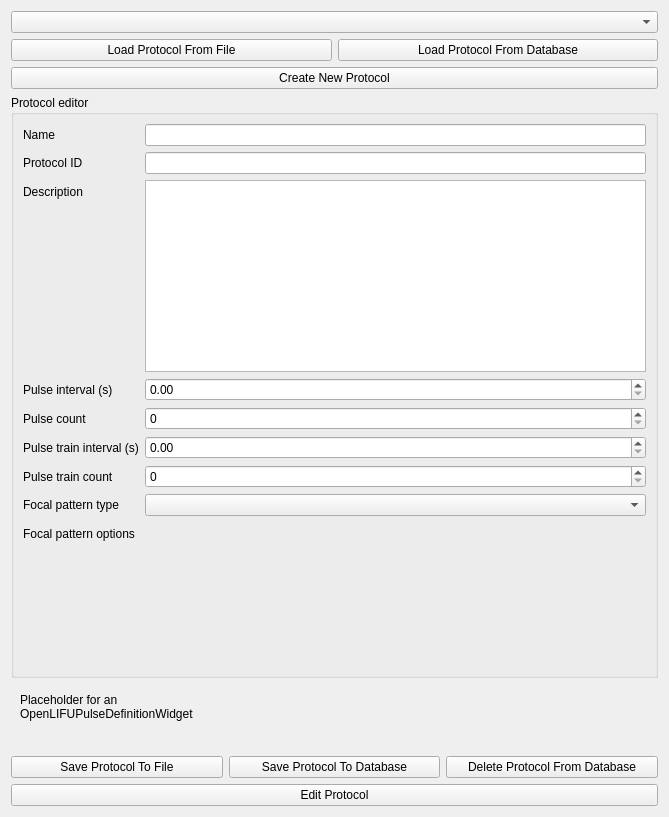
This is OpenLIFUProtocolConfig/Resources/UI/OpenLIFUProtocolConfig.ui in OpenwaterHealth/SlicerOpenLIFU as Qt 5 draws it before an edit. The edited form follows.
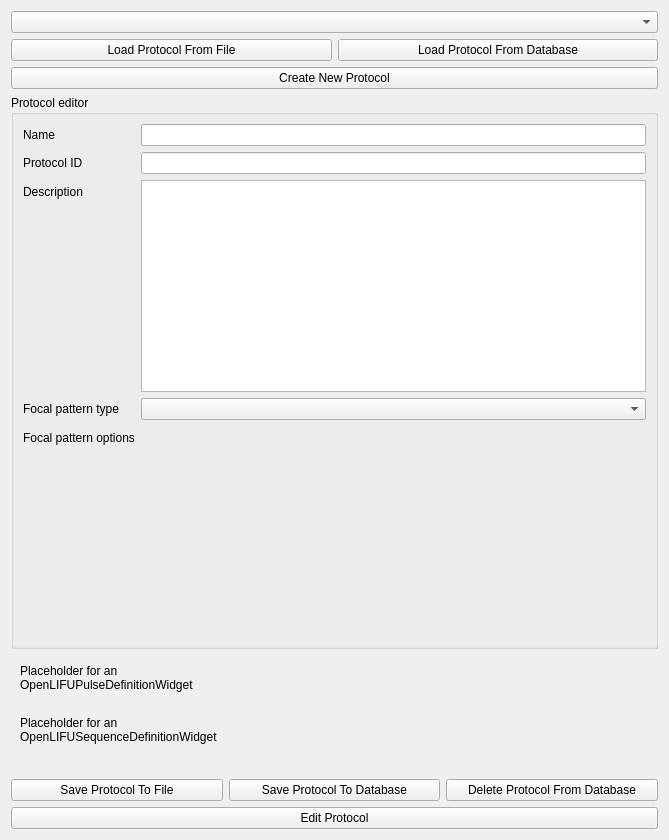
This is the edited form. Custom widgets are drawn as their Qt base class.

Commit message: Replace bf.Sequence form with abstract form widget (#165)

```diff
--- a/OpenLIFUProtocolConfig/Resources/UI/OpenLIFUProtocolConfig.ui
+++ b/OpenLIFUProtocolConfig/Resources/UI/OpenLIFUProtocolConfig.ui
@@ -7,7 +7,7 @@
     <x>0</x>
     <y>0</y>
     <width>669</width>
-    <height>817</height>
+    <height>840</height>
    </rect>
   </property>
   <layout class="QVBoxLayout" name="protocolConfigLayout">
@@ -122,81 +122,7 @@
            </property>
           </widget>
          </item>
-         <item row="3" column="0">
-          <widget class="QLabel" name="pulseIntervalLabel">
-           <property name="toolTip">
-            <string>Interval (s) between pulses in the sequence</string>
-           </property>
-           <property name="text">
-            <string>Pulse interval (s)</string>
-           </property>
-          </widget>
-         </item>
-         <item row="3" column="1">
-          <widget class="QDoubleSpinBox" name="pulseIntervalSpinBox">
-           <property name="toolTip">
-            <string>Interval (s) between pulses in the sequence</string>
-           </property>
-          </widget>
-         </item>
          <item row="4" column="0">
-          <widget class="QLabel" name="pulseCountLabel">
-           <property name="toolTip">
-            <string>Number of pulses in the sequence</string>
-           </property>
-           <property name="text">
-            <string>Pulse count</string>
-           </property>
-          </widget>
-         </item>
-         <item row="4" column="1">
-          <widget class="QDoubleSpinBox" name="pulseCountSpinBox">
-           <property name="toolTip">
-            <string>Number of pulses in the sequence</string>
-           </property>
-           <property name="decimals">
-            <number>0</number>
-           </property>
-          </widget>
-         </item>
-         <item row="5" column="0">
-          <widget class="QLabel" name="pulseTrainIntervalLabel">
-           <property name="toolTip">
-            <string>Interval (s) between pulse trains in the sequence</string>
-           </property>
-           <property name="text">
-            <string>Pulse train interval (s)</string>
-           </property>
-          </widget>
-         </item>
-         <item row="5" column="1">
-          <widget class="QDoubleSpinBox" name="pulseTrainIntervalSpinBox">
-           <property name="toolTip">
-            <string>Interval (s) between pulse trains in the sequence</string>
-           </property>
-          </widget>
-         </item>
-         <item row="6" column="0">
-          <widget class="QLabel" name="pulseTrainCountLabel">
-           <property name="toolTip">
-            <string>Number of pulse trains in the sequence</string>
-           </property>
-           <property name="text">
-            <string>Pulse train count</string>
-           </property>
-          </widget>
-         </item>
-         <item row="6" column="1">
-          <widget class="QDoubleSpinBox" name="pulseTrainCountSpinBox">
-           <property name="toolTip">
-            <string>Number of pulse trains in the sequence</string>
-           </property>
-           <property name="decimals">
-            <number>0</number>
-           </property>
-          </widget>
-         </item>
-         <item row="8" column="0">
           <widget class="QLabel" name="focalPatternLabel">
            <property name="toolTip">
             <string>The focal pattern used in the protocol. By default, a single point is used</string>
@@ -206,14 +132,14 @@
            </property>
           </widget>
          </item>
-         <item row="8" column="1">
+         <item row="4" column="1">
           <widget class="QComboBox" name="focalPatternComboBox">
            <property name="toolTip">
             <string>The focal pattern used in the protocol. By default, a single point is used</string>
            </property>
           </widget>
          </item>
-         <item row="9" column="0">
+         <item row="5" column="0">
           <widget class="QLabel" name="focalPatternOptionsLabel">
            <property name="toolTip">
             <string>Focal pattern options</string>
@@ -223,7 +149,7 @@
            </property>
           </widget>
          </item>
-         <item row="9" column="1">
+         <item row="5" column="1">
           <widget class="QStackedWidget" name="focalPatternOptionsStackedWidget">
            <property name="currentIndex">
             <number>0</number>
@@ -308,6 +234,20 @@
         </layout>
        </widget>
       </item>
+      <item>
+       <widget class="QWidget" name="sequenceDefinitionWidgetPlaceholder" native="true">
+        <layout class="QVBoxLayout" name="verticalLayout_4">
+         <item>
+          <widget class="QLabel" name="sequenceDefinitionWidgetPlaceholderLabel">
+           <property name="text">
+            <string>Placeholder for an
+OpenLIFUSequenceDefinitionWidget</string>
+           </property>
+          </widget>
+         </item>
+        </layout>
+       </widget>
+      </item>
       <item>
        <widget class="QLabel" name="saveStateLabel">
         <property name="alignment">
```
The commit also changes 1 other file.
